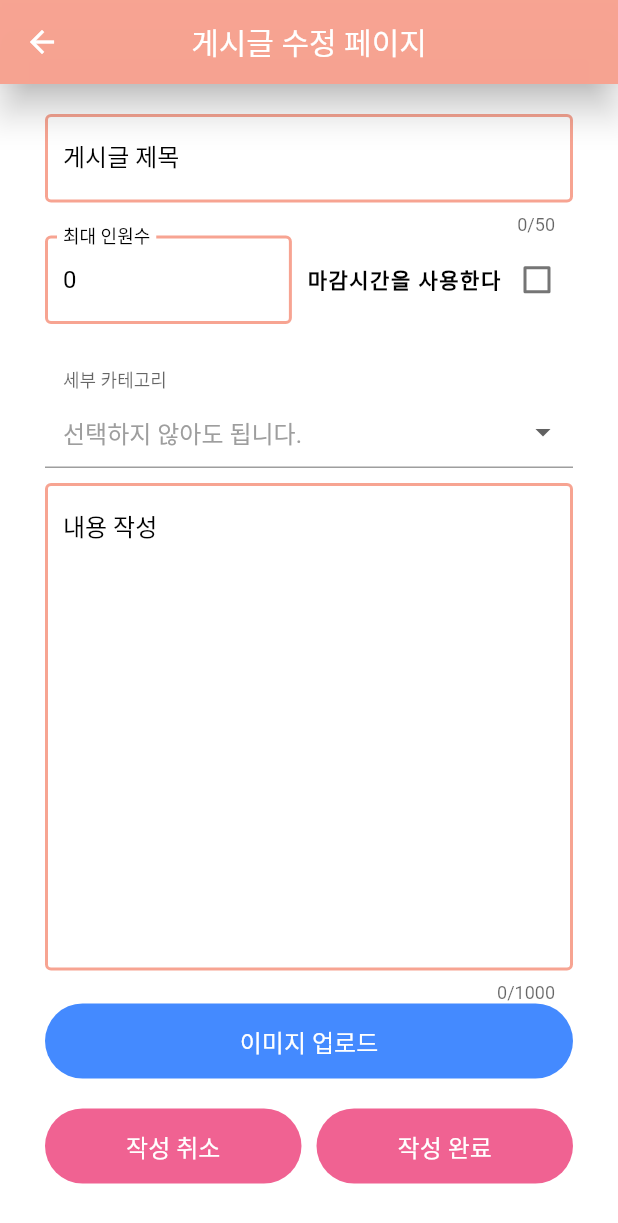
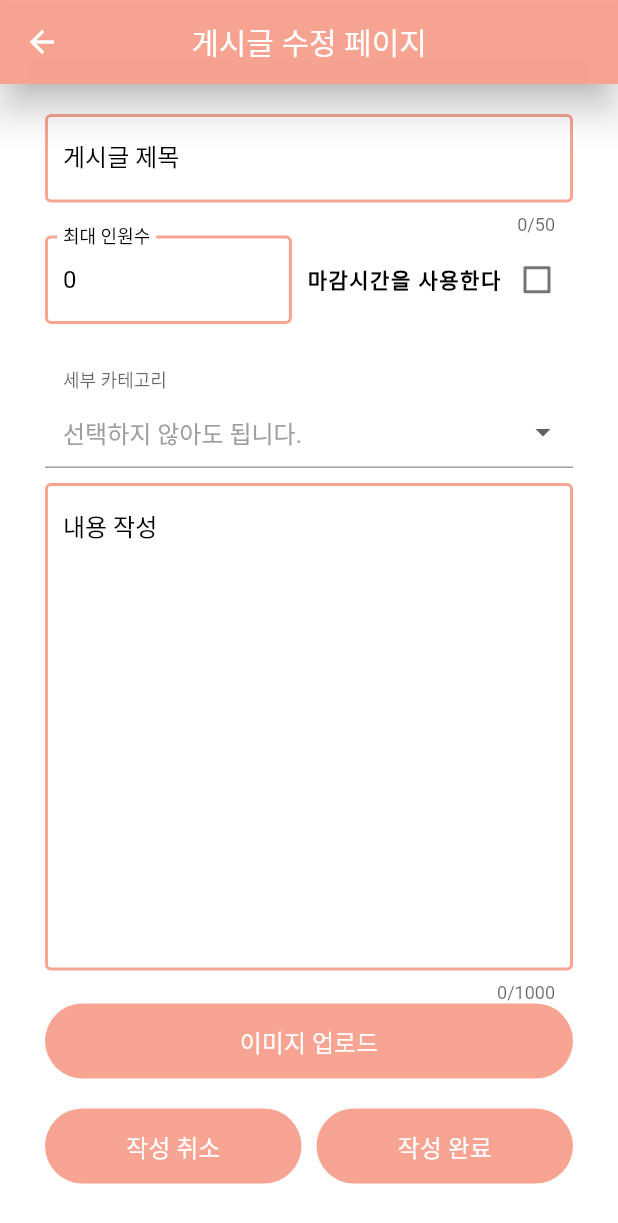
Before and after one commit to jonbee0427/Link2021, a Flutter app: the BoardPage screen opened directly with empty values, after a tap on "게시글 수정", on a phone screen of 412 x 824 dp. Shown: the top 1223 px of the screen. Run offline on Flutter 3.47's test engine with Material 2 defaults, Android fonts, the phone set to English and light mode, and no system bars; drawn by our look-alikes of dropdown_formfield; our stand-ins replace cloud_firestore, convex_bottom_bar, date_time_picker, firebase_auth, firebase_core, firebase_storage and 6 more; accounts and stored records are empty; statements that could not run were skipped.

Commit message:
EJ updated

```diff
--- a/lib/pages/EditPage.dart
+++ b/lib/pages/EditPage.dart
@@ -60,6 +60,8 @@ CollectionReference chats;
 int maxpicture = 0;
 bool usingtimepicker = false;
 bool timeiscorrect = false;
+
+Color priority = Color.fromARGB(250, 247, 162, 144);
 
 class _EditPage extends State<EditPage> {
   @override
@@ -298,8 +300,7 @@ class _EditPage extends State<EditPage> {
                           height: 50.0,
                           child: RaisedButton(
                               elevation: 0.0,
-                              color: Colors.blueAccent[200],
-                              // Color.fromARGB(300, 247, 162, 144),
+                              color: Color.fromARGB(250, 247, 162, 144),
                               shape: RoundedRectangleBorder(
                                   borderRadius: BorderRadius.circular(30.0)),
                               child: Text('이미지 업로드',
@@ -329,8 +330,16 @@ class _EditPage extends State<EditPage> {
                                           },
                                           itemCount: images.length,
                                           autoplayDisableOnInteraction: true,
-                                          pagination: SwiperPagination(),
-                                          control: SwiperControl(),
+                                          pagination: new SwiperPagination(
+                                            alignment: Alignment.bottomCenter,
+                                            builder:
+                                                new DotSwiperPaginationBuilder(
+                                                    color: Colors.grey,
+                                                    activeColor: priority),
+                                          ),
+                                          control: new SwiperControl(
+                                            color: priority,
+                                          ),
                                         )
                                       : null,
                                 )
@@ -347,8 +356,7 @@ class _EditPage extends State<EditPage> {
                                 height: 50.0,
                                 child: RaisedButton(
                                     elevation: 0.0,
-                                    color: Colors.pink[300],
-                                    // Color.fromARGB(300, 247, 162, 144),
+                                    color: Color.fromARGB(250, 247, 162, 144),
                                     shape: RoundedRectangleBorder(
                                         borderRadius:
                                             BorderRadius.circular(30.0)),
@@ -371,8 +379,7 @@ class _EditPage extends State<EditPage> {
                                 height: 50.0,
                                 child: RaisedButton(
                                     elevation: 0.0,
-                                    color: Colors.pink[300],
-                                    // Color.fromARGB(300, 247, 162, 144),
+                                    color: Color.fromARGB(250, 247, 162, 144),
                                     shape: RoundedRectangleBorder(
                                         borderRadius:
                                             BorderRadius.circular(30.0)),
--- a/lib/pages/board_page.dart
+++ b/lib/pages/board_page.dart
@@ -2,7 +2,6 @@ import 'package:cloud_firestore/cloud_firestore.dart';
 import 'package:flutter/material.dart';
 import 'package:flutter/scheduler.dart';
 import 'package:flutter_swiper/flutter_swiper.dart';
-// import 'package:fluttertoast/fluttertoast.dart';
 import 'package:link_ver1/widgets/boardTile.dart';
 import 'package:link_ver1/services/database_service.dart';
 import 'package:link_ver1/helper/helper_functions.dart';
@@ -339,40 +338,22 @@ class _BoardPageState extends State<BoardPage> {
                                   },
                                   itemCount: imageList.length,
                                   autoplayDisableOnInteraction: true,
-                                  pagination: SwiperPagination(),
-                                  control: SwiperControl(),
+                                  scrollDirection: Axis.horizontal,
+                                  pagination: new SwiperPagination(
+                                    alignment: Alignment.bottomCenter,
+                                    builder: new DotSwiperPaginationBuilder(
+                                        color: Colors.grey,
+                                        activeColor: priority),
+                                  ),
+                                  control: new SwiperControl(
+                                    color: priority,
+                                  ),
                                 )
                               : null,
                         )
                       : null,
                 )
               : Container(),
-          /*
-          imageList.length != 0
-              ? SizedBox(
-                  height: 100,
-                  width: 100,
-                  child: Row(
-                    children: [
-                      CircleAvatar(
-                        backgroundImage: NetworkImage(imageList[0]),
-                        backgroundColor: Colors.white,
-                      ),
-
-                      CircleAvatar(
-                        backgroundImage: NetworkImage(imageList[1]),
-                        backgroundColor: Colors.white,
-                      ),
-                      CircleAvatar(
-                        backgroundImage: NetworkImage(imageList[2]),
-                        backgroundColor: Colors.white,
-                      ),
-
-                    ],
-                  ),
-                )
-              : Container(),
-              */
           SizedBox(
             height: 20,
           ),
--- a/lib/pages/signin_page.dart
+++ b/lib/pages/signin_page.dart
@@ -115,7 +115,7 @@ class _SignInPageState extends State<SignInPage> {
                       mainAxisAlignment: MainAxisAlignment.center,
                       crossAxisAlignment: CrossAxisAlignment.center,
                       children: <Widget>[
-                        Text("H-Link",
+                        Text("한동모아",
                             style: TextStyle(
                                 color: Color.fromARGB(250, 247, 162, 144),
                                 fontSize: 40.0,
--- a/lib/widgets/boardTile.dart
+++ b/lib/widgets/boardTile.dart
@@ -89,7 +89,7 @@ class BoardTile extends StatelessWidget {
                         Container(
                           child: title == null || title == ""
                               ? Text(
-                                  'Nothing',
+                                  '제목 없음',
                                   style: TextStyle(fontSize: 14),
                                   overflow: TextOverflow.ellipsis,
                                 )
@@ -110,7 +110,7 @@ class BoardTile extends StatelessWidget {
                         Container(
                           child: body == null || body == ""
                               ? Text(
-                                  'Nothing',
+                                  '내용 없음',
                                   style: TextStyle(fontSize: 14),
                                   overflow: TextOverflow.ellipsis,
                                 )
```
Also changed, not shown: lib/pages/home.dart (+2 -24 lines), lib/pages/home_page.dart (+17 -8 lines), lib/pages/post_buytogether.dart (+12 -2 lines), lib/pages/post_hobbytogether.dart (+12 -2 lines), lib/pages/post_studytogether.dart (+12 -2 lines), lib/screen/profileMain.dart (+19 -8 lines).
